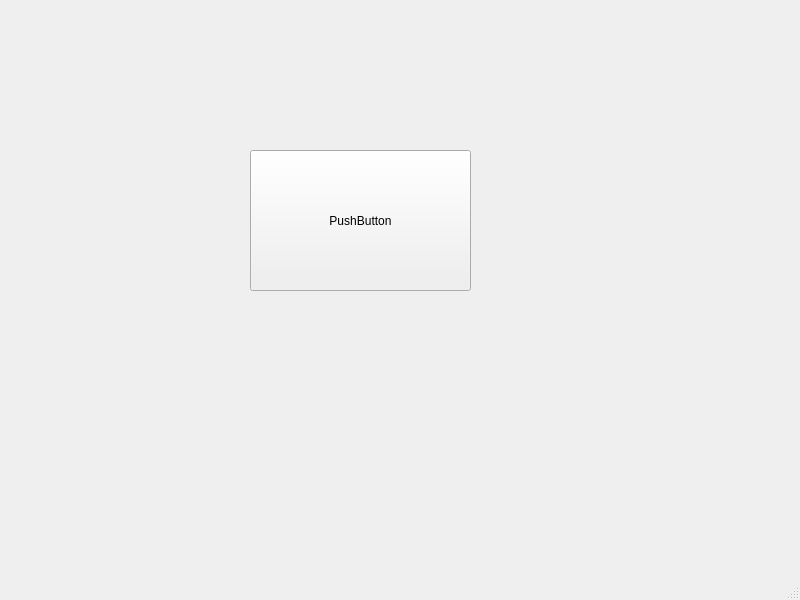
The window that mainwindow.ui (wuaouh/test) describes before a commit, drawn with Qt 5.
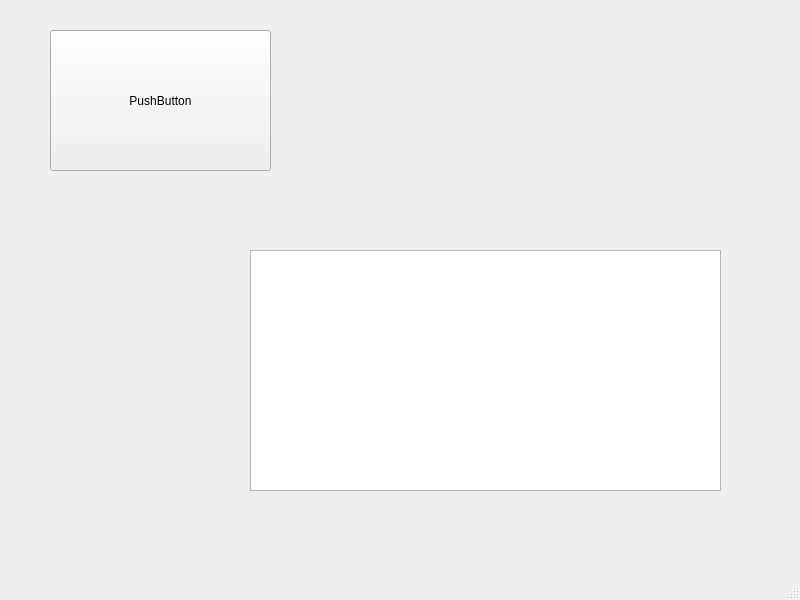
The same window after the commit.

```diff
--- a/mainwindow.ui
+++ b/mainwindow.ui
@@ -17,8 +17,8 @@
    <widget class="QPushButton" name="pushButton">
     <property name="geometry">
      <rect>
-      <x>250</x>
-      <y>150</y>
+      <x>50</x>
+      <y>30</y>
       <width>221</width>
       <height>141</height>
      </rect>
@@ -27,6 +27,16 @@
      <string>PushButton</string>
     </property>
    </widget>
+   <widget class="QTextEdit" name="textEdit">
+    <property name="geometry">
+     <rect>
+      <x>250</x>
+      <y>250</y>
+      <width>471</width>
+      <height>241</height>
+     </rect>
+    </property>
+   </widget>
   </widget>
   <widget class="QMenuBar" name="menubar">
    <property name="geometry">
```
